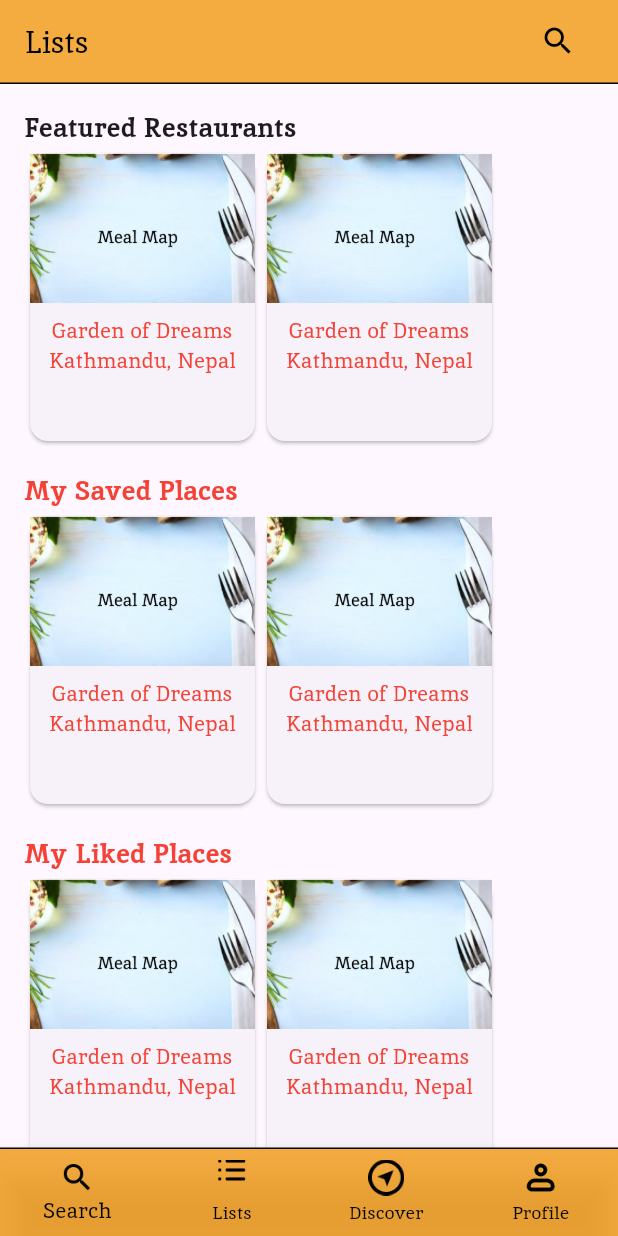
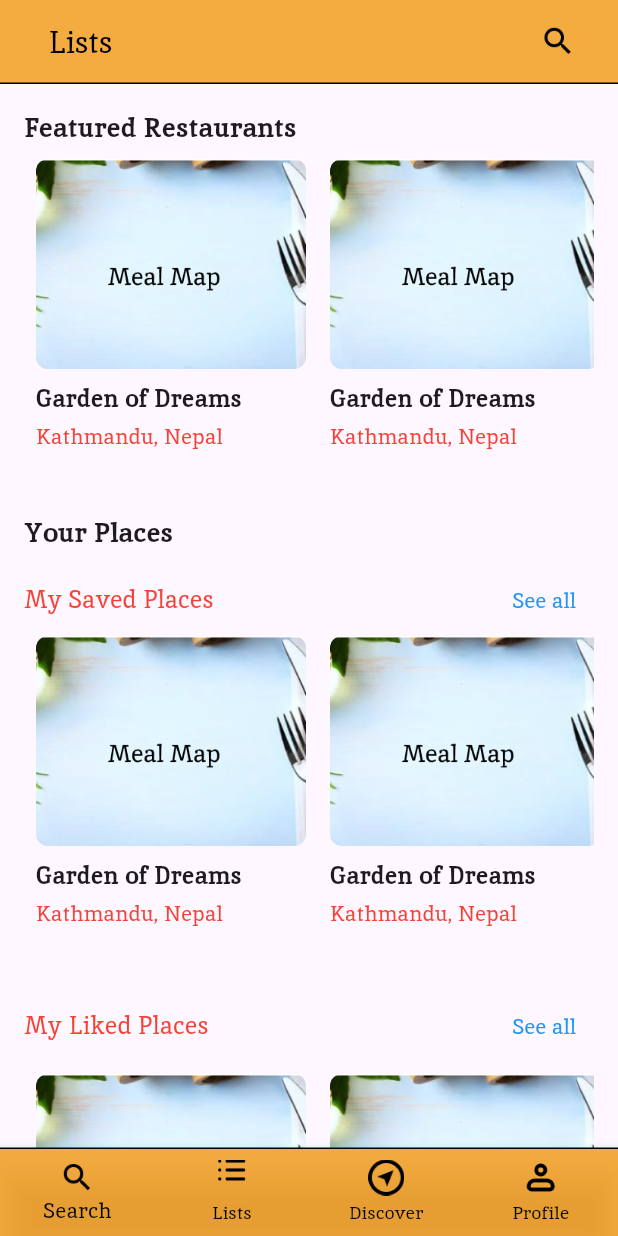
Before and after one commit to pragya45/MealMap, a Flutter app: the ListViewPage screen opened by its route, on a phone screen of 412 x 824 dp. Run offline on Flutter 3.47's test engine with Material 3 defaults, Android fonts, the phone set to English and light mode, and no system bars.

Commit message:
completed list page

```diff
--- a/lib/features/list/list_view.dart
+++ b/lib/features/list/list_view.dart
@@ -1,122 +1,61 @@
 import 'package:flutter/material.dart';
+import 'package:mealmap/features/list/widgets/featured_restaurants_section.dart';
+import 'package:mealmap/features/list/widgets/liked_places_section.dart';
+import 'package:mealmap/features/list/widgets/saved_places_section.dart';
 import 'package:mealmap/features/navbar/custom_bottom_nav_bar.dart';
 import 'package:mealmap/features/navbar/list_top_nav_bar.dart';
 
-class ListViewPage extends StatelessWidget {
+class ListViewPage extends StatefulWidget {
   const ListViewPage({Key? key}) : super(key: key);
+
+  @override
+  // ignore: library_private_types_in_public_api
+  _ListViewPageState createState() => _ListViewPageState();
+}
+
+class _ListViewPageState extends State<ListViewPage> {
+  bool _isSearching = false;
+  String _searchQuery = "";
+
+  void _startSearch() {
+    setState(() {
+      _isSearching = true;
+    });
+  }
+
+  void _stopSearch() {
+    setState(() {
+      _isSearching = false;
+      _searchQuery = "";
+    });
+  }
+
+  void _updateSearchQuery(String newQuery) {
+    setState(() {
+      _searchQuery = newQuery;
+    });
+  }
 
   @override
   Widget build(BuildContext context) {
     return Scaffold(
-      appBar: const CustomTopNavBarLists(title: 'Lists'),
+      appBar: CustomTopNavBarLists(
+        title: 'Lists',
+        isSearching: _isSearching,
+        onSearchStart: _startSearch,
+        onSearchStop: _stopSearch,
+        onSearchQueryChanged: _updateSearchQuery,
+      ),
       body: SingleChildScrollView(
         padding: const EdgeInsets.all(16.0),
         child: Column(
           crossAxisAlignment: CrossAxisAlignment.start,
           children: [
-            const Text(
-              'Featured Restaurants',
-              style: TextStyle(fontSize: 18, fontWeight: FontWeight.bold),
-            ),
-            SizedBox(
-              height: 200,
-              child: ListView.builder(
-                scrollDirection: Axis.horizontal,
-                itemCount: 2,
-                itemBuilder: (context, index) {
-                  return Card(
-                    child: Column(
-                      children: [
-                        Image.asset(
-                          'assets/images/banner.png',
-                          height: 100,
-                          width: 150,
-                          fit: BoxFit.cover,
-                        ),
-                        const Padding(
-                          padding: EdgeInsets.all(8.0),
-                          child: Text(
-                            'Garden of Dreams\nKathmandu, Nepal',
-                            textAlign: TextAlign.center,
-                            style: TextStyle(color: Colors.red),
-                          ),
-                        ),
-                      ],
-                    ),
-                  );
-                },
-              ),
-            ),
+            FeaturedRestaurantsSection(searchQuery: _searchQuery),
             const SizedBox(height: 16),
-            const Text(
-              'My Saved Places',
-              style: TextStyle(
-                  fontSize: 18, fontWeight: FontWeight.bold, color: Colors.red),
-            ),
-            SizedBox(
-              height: 200,
-              child: ListView.builder(
-                scrollDirection: Axis.horizontal,
-                itemCount: 2,
-                itemBuilder: (context, index) {
-                  return Card(
-                    child: Column(
-                      children: [
-                        Image.asset(
-                          'assets/images/banner.png',
-                          height: 100,
-                          width: 150,
-                          fit: BoxFit.cover,
-                        ),
-                        const Padding(
-                          padding: EdgeInsets.all(8.0),
-                          child: Text(
-                            'Garden of Dreams\nKathmandu, Nepal',
-                            textAlign: TextAlign.center,
-                            style: TextStyle(color: Colors.red),
-                          ),
-                        ),
-                      ],
-                    ),
-                  );
-                },
-              ),
-            ),
+            SavedPlacesSection(searchQuery: _searchQuery),
             const SizedBox(height: 16),
-            const Text(
-              'My Liked Places',
-              style: TextStyle(
-                  fontSize: 18, fontWeight: FontWeight.bold, color: Colors.red),
-            ),
-            SizedBox(
-              height: 200,
-              child: ListView.builder(
-                scrollDirection: Axis.horizontal,
-                itemCount: 2,
-                itemBuilder: (context, index) {
-                  return Card(
-                    child: Column(
-                      children: [
-                        Image.asset(
-                          'assets/images/banner.png',
-                          height: 100,
-                          width: 150,
-                          fit: BoxFit.cover,
-                        ),
-                        const Padding(
-                          padding: EdgeInsets.all(8.0),
-                          child: Text(
-                            'Garden of Dreams\nKathmandu, Nepal',
-                            textAlign: TextAlign.center,
-                            style: TextStyle(color: Colors.red),
-                          ),
-                        ),
-                      ],
-                    ),
-                  );
-                },
-              ),
-            ),
+            LikedPlacesSection(searchQuery: _searchQuery),
           ],
         ),
       ),
--- /dev/null
+++ b/lib/features/list/widgets/featured_restaurants_section.dart
@@ -0,0 +1,93 @@
+import 'package:flutter/material.dart';
+
+class FeaturedRestaurantsSection extends StatefulWidget {
+  final String searchQuery;
+
+  const FeaturedRestaurantsSection({Key? key, required this.searchQuery})
+      : super(key: key);
+
+  @override
+  // ignore: library_private_types_in_public_api
+  _FeaturedRestaurantsSectionState createState() =>
+      _FeaturedRestaurantsSectionState();
+}
+
+class _FeaturedRestaurantsSectionState
+    extends State<FeaturedRestaurantsSection> {
+  final ScrollController _scrollController = ScrollController();
+
+  @override
+  Widget build(BuildContext context) {
+    final List<Map<String, String>> restaurants = [
+      {'name': 'Garden of Dreams', 'location': 'Kathmandu, Nepal'},
+      {'name': 'Garden of Dreams', 'location': 'Kathmandu, Nepal'},
+      {'name': 'Garden of Dreams', 'location': 'Kathmandu, Nepal'},
+      {'name': 'Garden of Dreams', 'location': 'Kathmandu, Nepal'},
+
+      // Add more restaurants here
+    ];
+
+    final filteredRestaurants = restaurants
+        .where((restaurant) =>
+            restaurant['name']!
+                .toLowerCase()
+                .contains(widget.searchQuery.toLowerCase()) ||
+            restaurant['location']!
+                .toLowerCase()
+                .contains(widget.searchQuery.toLowerCase()))
+        .toList();
+
+    return Column(
+      crossAxisAlignment: CrossAxisAlignment.start,
+      children: [
+        const Text(
+          'Featured Restaurants',
+          style: TextStyle(fontSize: 18, fontWeight: FontWeight.bold),
+        ),
+        const SizedBox(height: 8),
+        SizedBox(
+          height: 220, // Adjust the height to better fit your design
+          child: ListView.builder(
+            controller: _scrollController,
+            scrollDirection: Axis.horizontal,
+            itemCount: filteredRestaurants.length,
+            itemBuilder: (context, index) {
+              return Padding(
+                padding: const EdgeInsets.symmetric(horizontal: 8.0),
+                child: Column(
+                  crossAxisAlignment: CrossAxisAlignment.start,
+                  children: [
+                    ClipRRect(
+                      borderRadius: BorderRadius.circular(8.0),
+                      child: Image.asset(
+                        'assets/images/banner.png', // Ensure the correct image path
+                        height: 140,
+                        width: 180,
+                        fit: BoxFit.cover,
+                      ),
+                    ),
+                    const Padding(
+                      padding: EdgeInsets.only(top: 8.0),
+                      child: Text(
+                        'Garden of Dreams',
+                        style: TextStyle(
+                            fontSize: 16, fontWeight: FontWeight.bold),
+                      ),
+                    ),
+                    const Padding(
+                      padding: EdgeInsets.symmetric(vertical: 4.0),
+                      child: Text(
+                        'Kathmandu, Nepal',
+                        style: TextStyle(color: Colors.red),
+                      ),
+                    ),
+                  ],
+                ),
+              );
+            },
+          ),
+        ),
+      ],
+    );
+  }
+}
--- /dev/null
+++ b/lib/features/list/widgets/liked_places_section.dart
@@ -0,0 +1,103 @@
+import 'package:flutter/material.dart';
+
+class LikedPlacesSection extends StatefulWidget {
+  final String searchQuery;
+
+  const LikedPlacesSection({Key? key, required this.searchQuery})
+      : super(key: key);
+
+  @override
+  // ignore: library_private_types_in_public_api
+  _LikedPlacesSectionState createState() => _LikedPlacesSectionState();
+}
+
+class _LikedPlacesSectionState extends State<LikedPlacesSection> {
+  final ScrollController _scrollController = ScrollController();
+
+  @override
+  Widget build(BuildContext context) {
+    final List<Map<String, String>> places = [
+      {'name': 'Garden of Dreams', 'location': 'Kathmandu, Nepal'},
+      {'name': 'Garden of Dreams', 'location': 'Kathmandu, Nepal'},
+      // Add more places here
+    ];
+
+    final filteredPlaces = places
+        .where((place) =>
+            place['name']!
+                .toLowerCase()
+                .contains(widget.searchQuery.toLowerCase()) ||
+            place['location']!
+                .toLowerCase()
+                .contains(widget.searchQuery.toLowerCase()))
+        .toList();
+
+    return Column(
+      crossAxisAlignment: CrossAxisAlignment.start,
+      children: [
+        Row(
+          mainAxisAlignment: MainAxisAlignment.spaceBetween,
+          children: [
+            const Text(
+              'My Liked Places',
+              style: TextStyle(
+                  fontSize: 16,
+                  fontWeight: FontWeight.normal,
+                  color: Colors.red),
+            ),
+            TextButton(
+              onPressed: () {
+                // Navigate to see all liked places
+              },
+              child:
+                  const Text('See all', style: TextStyle(color: Colors.blue)),
+            ),
+          ],
+        ),
+        const SizedBox(height: 8),
+        SizedBox(
+          height: 220, // Adjust the height to better fit your design
+          child: ListView.builder(
+            controller: _scrollController,
+            scrollDirection: Axis.horizontal,
+            itemCount: filteredPlaces.length,
+            itemBuilder: (context, index) {
+              return Padding(
+                padding: const EdgeInsets.symmetric(horizontal: 8.0),
+                child: Column(
+                  crossAxisAlignment: CrossAxisAlignment.start,
+                  children: [
+                    ClipRRect(
+                      borderRadius: BorderRadius.circular(8.0),
+                      child: Image.asset(
+                        'assets/images/banner.png', // Ensure the correct image path
+                        height: 140,
+                        width: 180,
+                        fit: BoxFit.cover,
+                      ),
+                    ),
+                    const Padding(
+                      padding: EdgeInsets.only(top: 8.0),
+                      child: Text(
+                        'Garden of Dreams',
+                        style: TextStyle(
+                            fontSize: 16, fontWeight: FontWeight.bold),
+                      ),
+                    ),
+                    const Padding(
+                      padding: EdgeInsets.symmetric(vertical: 4.0),
+                      child: Text(
+                        'Kathmandu, Nepal',
+                        style: TextStyle(color: Colors.red),
+                      ),
+                    ),
+                  ],
+                ),
+              );
+            },
+          ),
+        ),
+      ],
+    );
+  }
+}
--- /dev/null
+++ b/lib/features/list/widgets/saved_places_section.dart
@@ -0,0 +1,107 @@
+import 'package:flutter/material.dart';
+
+class SavedPlacesSection extends StatefulWidget {
+  final String searchQuery;
+
+  const SavedPlacesSection({Key? key, required this.searchQuery})
+      : super(key: key);
+
+  @override
+  // ignore: library_private_types_in_public_api
+  _SavedPlacesSectionState createState() => _SavedPlacesSectionState();
+}
+
+class _SavedPlacesSectionState extends State<SavedPlacesSection> {
+  final ScrollController _scrollController = ScrollController();
+
+  @override
+  Widget build(BuildContext context) {
+    final List<Map<String, String>> places = [
+      {'name': 'Garden of Dreams', 'location': 'Kathmandu, Nepal'},
+      {'name': 'Garden of Dreams', 'location': 'Kathmandu, Nepal'},
+      // Add more places here
+    ];
+
+    final filteredPlaces = places
+        .where((place) =>
+            place['name']!
+                .toLowerCase()
+                .contains(widget.searchQuery.toLowerCase()) ||
+            place['location']!
+                .toLowerCase()
+                .contains(widget.searchQuery.toLowerCase()))
+        .toList();
+
+    return Column(
+      crossAxisAlignment: CrossAxisAlignment.start,
+      children: [
+        const Text(
+          'Your Places',
+          style: TextStyle(fontSize: 18, fontWeight: FontWeight.bold),
+        ),
+        const SizedBox(height: 8),
+        Row(
+          mainAxisAlignment: MainAxisAlignment.spaceBetween,
+          children: [
+            const Text(
+              'My Saved Places',
+              style: TextStyle(
+                  fontSize: 16,
+                  fontWeight: FontWeight.normal,
+                  color: Colors.red),
+            ),
+            TextButton(
+              onPressed: () {
+                // Navigate to see all saved places
+              },
+              child:
+                  const Text('See all', style: TextStyle(color: Colors.blue)),
+            ),
+          ],
+        ),
+        SizedBox(
+          height: 220, // Adjust the height to better fit your design
+          child: ListView.builder(
+            controller: _scrollController,
+            scrollDirection: Axis.horizontal,
+            itemCount: filteredPlaces.length,
+            itemBuilder: (context, index) {
+              return Padding(
+                padding: const EdgeInsets.symmetric(horizontal: 8.0),
+                child: Column(
+                  crossAxisAlignment: CrossAxisAlignment.start,
+                  children: [
+                    ClipRRect(
+                      borderRadius: BorderRadius.circular(8.0),
+                      child: Image.asset(
+                        'assets/images/banner.png', // Ensure the correct image path
+                        height: 140,
+                        width: 180,
+                        fit: BoxFit.cover,
+                      ),
+                    ),
+                    const Padding(
+                      padding: EdgeInsets.only(top: 8.0),
+                      child: Text(
+                        'Garden of Dreams',
+                        style: TextStyle(
+                            fontSize: 16, fontWeight: FontWeight.bold),
+                      ),
+                    ),
+                    const Padding(
+                      padding: EdgeInsets.symmetric(vertical: 4.0),
+                      child: Text(
+                        'Kathmandu, Nepal',
+                        style: TextStyle(color: Colors.red),
+                      ),
+                    ),
+                  ],
+                ),
+              );
+            },
+          ),
+        ),
+      ],
+    );
+  }
+}
--- a/lib/features/navbar/list_top_nav_bar.dart
+++ b/lib/features/navbar/list_top_nav_bar.dart
@@ -1,9 +1,21 @@
 import 'package:flutter/material.dart';
 
-class CustomTopNavBarLists extends StatelessWidget implements PreferredSizeWidget {
+class CustomTopNavBarLists extends StatelessWidget
+    implements PreferredSizeWidget {
   final String title;
+  final bool isSearching;
+  final VoidCallback onSearchStart;
+  final VoidCallback onSearchStop;
+  final ValueChanged<String> onSearchQueryChanged;
 
-  const CustomTopNavBarLists({Key? key, required this.title}) : super(key: key);
+  const CustomTopNavBarLists({
+    Key? key,
+    required this.title,
+    required this.isSearching,
+    required this.onSearchStart,
+    required this.onSearchStop,
+    required this.onSearchQueryChanged,
+  }) : super(key: key);
 
   @override
   Widget build(BuildContext context) {
@@ -11,10 +23,20 @@ class CustomTopNavBarLists extends StatelessWidget implements PreferredSizeWidge
       backgroundColor: const Color(0xFFF29912).withOpacity(0.8),
       elevation: 0,
       automaticallyImplyLeading: false,
-      title: Row(
-        mainAxisAlignment: MainAxisAlignment.spaceBetween,
+      title: isSearching
+          ? TextField(
+              decoration: const InputDecoration(
+                hintText: 'Search...',
+                border: InputBorder.none,
+              ),
+              autofocus: true,
+              onChanged: onSearchQueryChanged,
+            )
+          : Row(
               children: [
-          Text(
+                const SizedBox(width: 16),
+                Expanded(
+                  child: Text(
                     title,
                     style: const TextStyle(
                       color: Colors.black,
@@ -22,15 +44,17 @@ class CustomTopNavBarLists extends StatelessWidget implements PreferredSizeWidge
                       fontWeight: FontWeight.normal,
                     ),
                   ),
+                ),
                 IconButton(
-            icon: const Icon(Icons.search, color: Colors.black),
-            onPressed: () {
-              // Add your onPressed code here!
-            },
+                  icon: Image.asset(
+                    'assets/icons/search.png',
+                    height: 24,
+                    color: Colors.black,
+                  ),
+                  onPressed: onSearchStart,
                 ),
               ],
             ),
-      centerTitle: true,
       bottom: const PreferredSize(
         preferredSize: Size.fromHeight(1.0),
         child: Divider(
@@ -39,6 +63,14 @@ class CustomTopNavBarLists extends StatelessWidget implements PreferredSizeWidge
           color: Colors.black,
         ),
       ),
+      actions: isSearching
+          ? [
+              IconButton(
+                icon: const Icon(Icons.close, color: Colors.black),
+                onPressed: onSearchStop,
+              ),
+            ]
+          : [],
     );
   }
 
```
Lines whose indentation alone changed are shown as unchanged.
